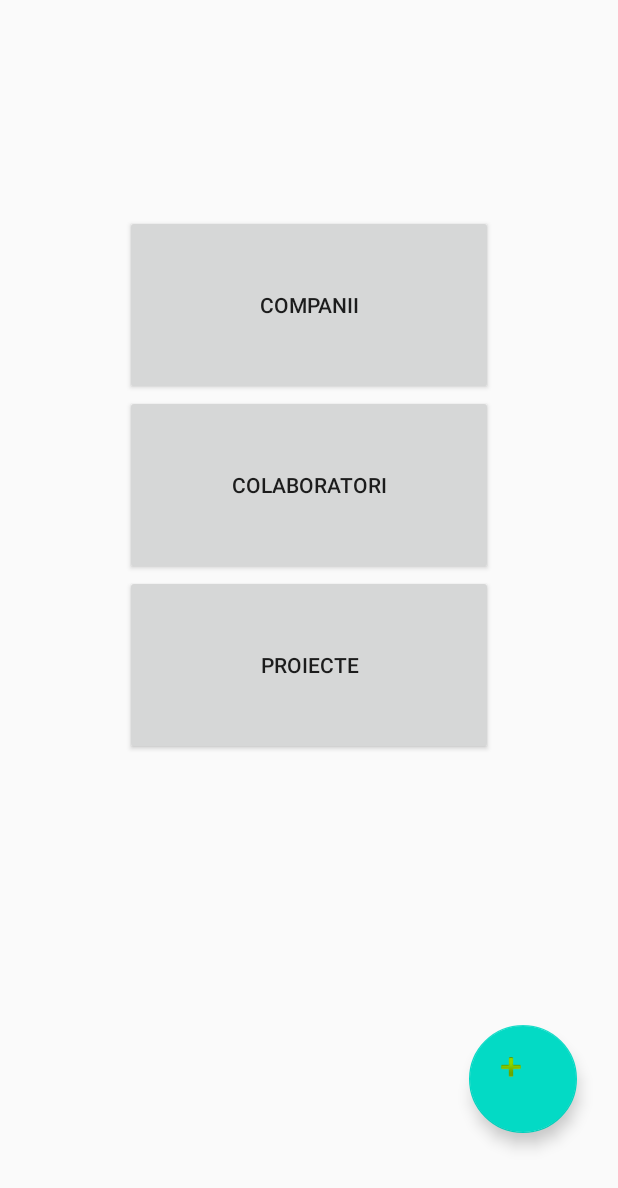
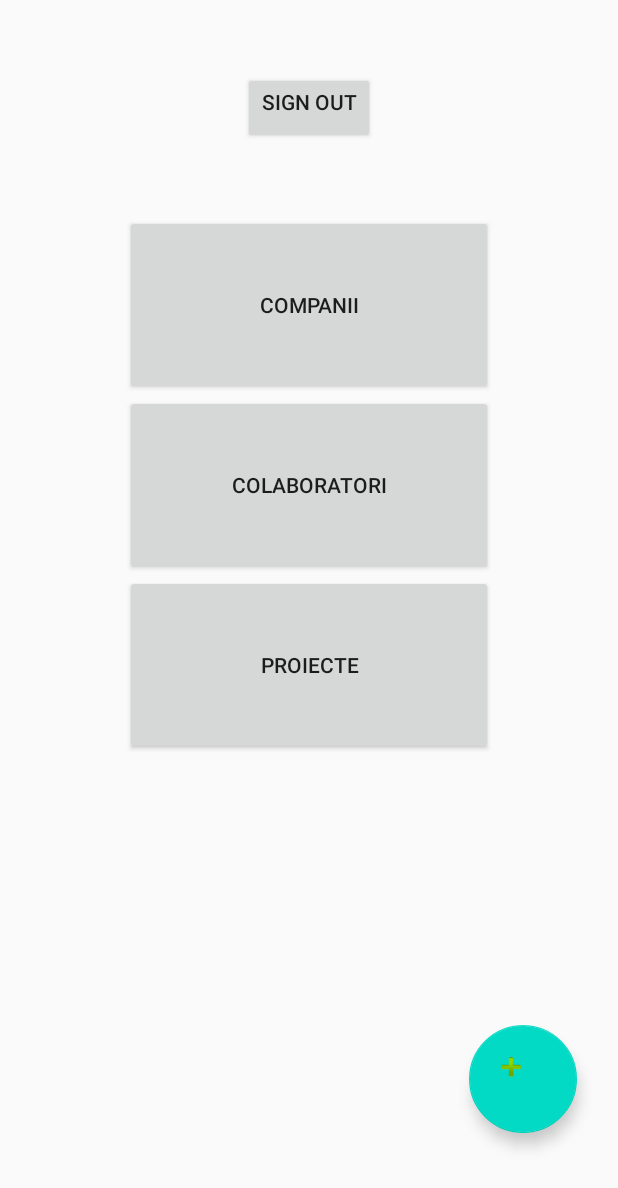
Before and after one commit to IlieIonut/Chatinator, an Android app: the screen it shows after launch once a user with an empty profile is signed in (Menu_Activity), on a phone screen of 412 x 824 dp. Shown: the top 1188 px of the screen. Run offline under Robolectric (Android 15) with nearby library versions, the phone set to English and light mode, and no system bars; our stand-ins replace Firebase (no records; nobody signed in at launch, a user with empty details on screens opened directly), navigation-ui.

Commit message:
Sign out button + check for connection

```diff
--- a/app/src/main/java/com/example/chatinator/MainActivity.kt
+++ b/app/src/main/java/com/example/chatinator/MainActivity.kt
@@ -1,8 +1,13 @@
 package com.example.chatinator
 
+import android.app.AlertDialog
+import android.content.DialogInterface
 import android.content.Intent
+import android.net.ConnectivityManager
 import android.os.Bundle
+import android.provider.Settings
 import android.util.Log
+import android.widget.Toast
 import androidx.appcompat.app.AppCompatActivity
 import com.google.firebase.auth.FirebaseAuth
 import com.google.firebase.auth.FirebaseUser
@@ -19,6 +24,7 @@ class MainActivity : AppCompatActivity() {
         super.onCreate(savedInstanceState)
         window.setBackgroundDrawableResource(R.drawable.background)
         setContentView(R.layout.login_layout)
+
 
 //        TODO("SEVCIUC: THE COMPANY,PROJECTS AND COLLABORATOR LAYOUT INCLUDING THEIR ITEM.XML FILES ARE JUST PROTOTYPES" +
 //                "U HAVE TO STYLE AND MODIFY THEM IN ORDER TO LOOK GOOD" +
@@ -38,23 +44,23 @@ class MainActivity : AppCompatActivity() {
     override fun onStart() {
         super.onStart()
 
-        val currentUser : FirebaseUser? = firebaseAuth.currentUser
-        Log.d(TAG,"Current user is ${currentUser.toString()}")
-
-        if(currentUser == null)
-        {
+        val currentUser: FirebaseUser? = firebaseAuth.currentUser
+        Log.d(TAG, "Current user is ${currentUser.toString()}")
+        if (checkForInternetConnection()) {
+            if (currentUser == null) {
                 LoginButton.setOnClickListener {
                     val email = emailLogin.text.toString()
                     val password = passwordLogin.text.toString()
 
                     firebaseAuth.signInWithEmailAndPassword(email, password)
-                    .addOnCompleteListener(this@MainActivity
+                        .addOnCompleteListener(
+                            this@MainActivity
                         ) { task ->
                             if (task.isSuccessful) {
                                 // Sign in success, update UI with the signed-in user's information
                                 val user: FirebaseUser? = firebaseAuth.currentUser
-                            Log.d(TAG,"Current user is ${user.toString()}")
-                            startActivity(Intent(this@MainActivity,Menu_Activity::class.java))
+                                Log.d(TAG, "Current user is ${user.toString()}")
+                                startActivity(Intent(this@MainActivity, Menu_Activity::class.java))
                                 //                            updateUI(user)
                             } else {
                                 // If sign in fails, display a message to the user.
@@ -65,11 +71,69 @@ class MainActivity : AppCompatActivity() {
                         }
                 }
 
-            RegisterButton.setOnClickListener { startActivity(Intent(this@MainActivity,RegisterActivity::class.java)) }
+                RegisterButton.setOnClickListener {
+                    startActivity(
+                        Intent(
+                            this@MainActivity,
+                            RegisterActivity::class.java
+                        )
+                    )
                 }
-        else
-        {
-            startActivity(Intent(this@MainActivity,Menu_Activity::class.java))
+            } else {
+                startActivity(Intent(this@MainActivity, Menu_Activity::class.java))
             }
         }
 }
+
+    private fun checkForInternetConnection(): Boolean {
+
+        val connectivityManager: ConnectivityManager = this
+            .getSystemService(android.content.Context.
+            CONNECTIVITY_SERVICE) as ConnectivityManager
+        val networkInfo = connectivityManager.activeNetworkInfo
+        val isDeviceConnectedToInternet = networkInfo != null
+                && networkInfo.isConnectedOrConnecting
+        if (isDeviceConnectedToInternet) {
+
+            return true
+
+        } else {
+
+            createAlert()
+            return false
+        }
+
+
+    }
+
+
+    private fun createAlert() {
+
+        val alertDialog: AlertDialog =
+            AlertDialog.Builder(this@MainActivity).create()
+        alertDialog.setTitle("Network Error")
+        alertDialog.setMessage("Please check your internet connection")
+
+        alertDialog.setButton(AlertDialog.BUTTON_POSITIVE, "OK", {
+                dialog: DialogInterface?, which: Int ->
+
+
+            startActivity(Intent(Settings.ACTION_SETTINGS))
+
+        })
+
+        alertDialog.setButton(AlertDialog.BUTTON_NEGATIVE, "Cancel", {
+                dialog: DialogInterface?, which: Int ->
+
+            Toast.makeText(this@MainActivity,
+                "You must be connected to the internet",
+                Toast.LENGTH_SHORT).show()
+            finish()
+        })
+
+
+        alertDialog.show()
+
+    }
+
+}
--- a/app/src/main/res/layout/menu_layout.xml
+++ b/app/src/main/res/layout/menu_layout.xml
@@ -7,6 +7,7 @@
     android:layout_height="match_parent">
 
     <LinearLayout
+        android:id="@+id/linearLayout"
         android:layout_width="245dp"
         android:layout_height="361dp"
         android:orientation="vertical"
@@ -50,4 +51,16 @@
         app:layout_constraintTop_toTopOf="parent"
         app:layout_constraintVertical_bias="0.909"
         app:srcCompat="@android:drawable/ic_input_add" />
+
+    <Button
+        android:id="@+id/SignOutButton"
+        android:layout_width="wrap_content"
+        android:layout_height="wrap_content"
+        android:gravity="end"
+        android:onClick="SignOutClick"
+        android:text="Sign Out"
+        app:layout_constraintBottom_toTopOf="@+id/linearLayout"
+        app:layout_constraintEnd_toEndOf="parent"
+        app:layout_constraintStart_toStartOf="parent"
+        app:layout_constraintTop_toTopOf="parent" />
 </androidx.constraintlayout.widget.ConstraintLayout>
```
Also changed, not shown: app/src/main/java/com/example/chatinator/CollaboratorActivity.kt (+51 -3 lines), app/src/main/java/com/example/chatinator/Menu_Activity.kt (+8 -0 lines). Lines whose indentation alone changed are shown as unchanged.
